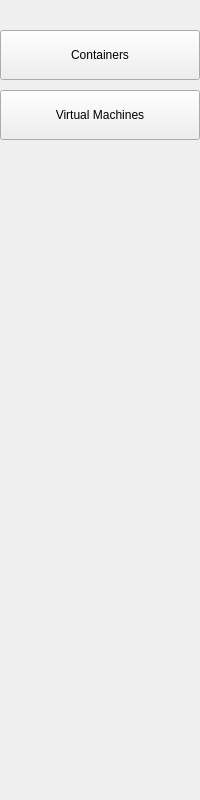
Old version of the form ui/nav.ui in the repository Vortex-Linux/vortex-installer.
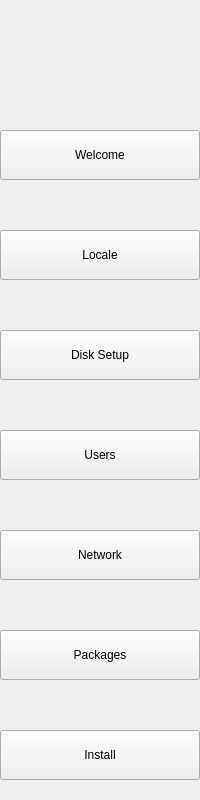
New version of the form.

Commit message: Changed the positioning of the nav a bit

Patch:
```diff
--- a/ui/nav.ui
+++ b/ui/nav.ui
@@ -10,27 +10,92 @@
                 <height>800</height> 
             </rect>
         </property>
-        <widget class="QPushButton" name="container_button">
+        <widget class="QPushButton" name="">
             <property name="text">
-                <string>Containers</string>
+                <string>Welcome</string>
             </property>
             <property name="geometry">
                 <rect>
                     <x>0</x>    
-                    <y>30</y>   
+                    <y>130</y>   
                     <width>200</width>  
                     <height>50</height> 
                 </rect>
             </property>
         </widget>
-        <widget class="QPushButton" name="vm_button">
+        <widget class="QPushButton" name="">
             <property name="text">
-                <string>Virtual Machines</string>
+                <string>Locale</string>
             </property>
             <property name="geometry">
                 <rect>
                     <x>0</x>    
-                    <y>90</y>   
+                    <y>230</y>   
+                    <width>200</width>  
+                    <height>50</height> 
+                </rect>
+            </property>
+        </widget>
+        <widget class="QPushButton" name="">
+            <property name="text">
+                <string>Disk Setup</string>
+            </property>
+            <property name="geometry">
+                <rect>
+                    <x>0</x>    
+                    <y>330</y>   
+                    <width>200</width>  
+                    <height>50</height> 
+                </rect>
+            </property>
+        </widget>
+        <widget class="QPushButton" name="">
+            <property name="text">
+                <string>Users</string>
+            </property>
+            <property name="geometry">
+                <rect>
+                    <x>0</x>    
+                    <y>430</y>   
+                    <width>200</width>  
+                    <height>50</height> 
+                </rect>
+            </property>
+        </widget>
+        <widget class="QPushButton" name="">
+            <property name="text">
+                <string>Network</string>
+            </property>
+            <property name="geometry">
+                <rect>
+                    <x>0</x>    
+                    <y>530</y>   
+                    <width>200</width>  
+                    <height>50</height> 
+                </rect>
+            </property>
+        </widget>
+        <widget class="QPushButton" name="">
+            <property name="text">
+                <string>Packages</string>
+            </property>
+            <property name="geometry">
+                <rect>
+                    <x>0</x>    
+                    <y>630</y>   
+                    <width>200</width>  
+                    <height>50</height> 
+                </rect>
+            </property>
+        </widget>
+        <widget class="QPushButton" name="">
+            <property name="text">
+                <string>Install</string>
+            </property>
+            <property name="geometry">
+                <rect>
+                    <x>0</x>    
+                    <y>730</y>   
                     <width>200</width>  
                     <height>50</height> 
                 </rect>
```
The commit also changes 1 other file.
